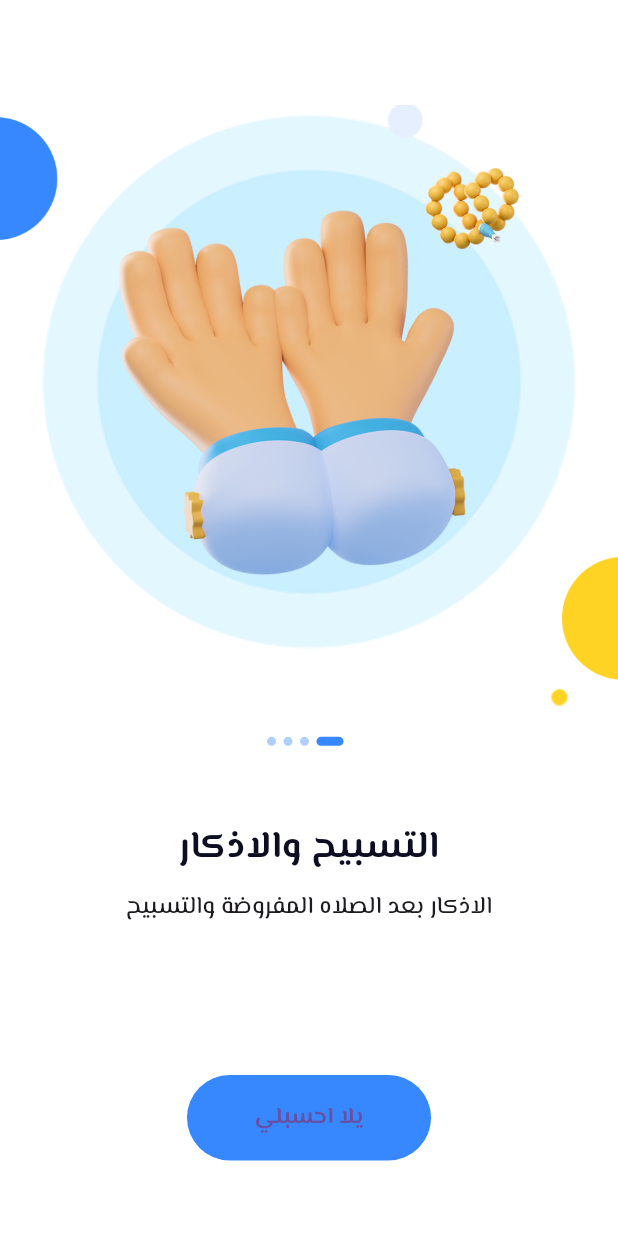
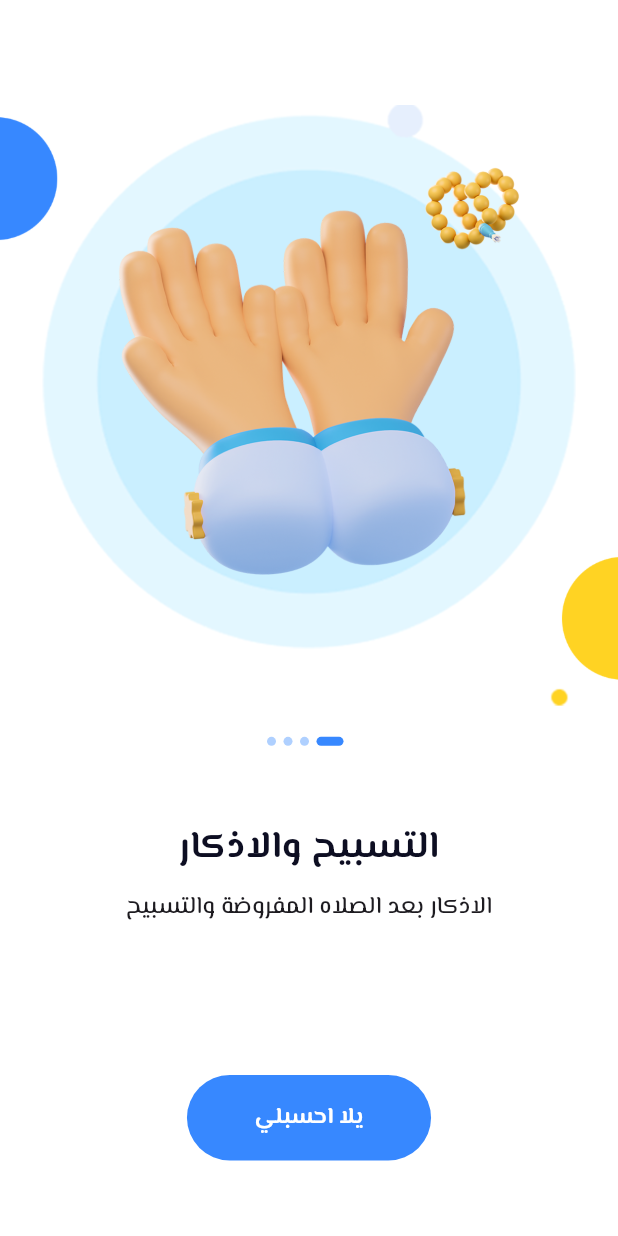
Before and after one commit to TheRealYousef/e7sebly-ui, a Flutter app: the screen it shows after launch, swiped to page 4, on a phone screen of 412 x 824 dp. Run offline on Flutter 3.47's test engine with Material 3 defaults, Android fonts, the phone set to English and light mode, and no system bars; our stand-ins replace device_preview, math_expressions.

Commit message:
E7sebly ui app

```diff
--- a/e7sebly/lib/features/home/presentation/view/MainPage.dart
+++ b/e7sebly/lib/features/home/presentation/view/MainPage.dart
@@ -41,7 +41,7 @@ class _homeState extends State<home> {
                             'نورتنا',
                             style:TextStyle(
                               color: Colors.white,
-                              fontFamily: "three",
+                              fontFamily: "mess_medium",
                               fontSize: 50,
 
                             ),
--- a/e7sebly/lib/features/onboarding screen/presentation/view/onBoardingScreen.dart
+++ b/e7sebly/lib/features/onboarding screen/presentation/view/onBoardingScreen.dart
@@ -250,6 +250,7 @@ class _OnboardingScreenState extends State<OnboardingScrn> {
                         child: const Text("يلا احسبلي",
                           style: TextStyle(
                             fontFamily: "mess_bold",
+                            color: Colors.white,
                           ),
                         ),
                       ),
@@ -285,6 +286,7 @@ class _OnboardingScreenState extends State<OnboardingScrn> {
                             child: const Icon(
                                 Icons.arrow_forward_ios_sharp,
                               size: 20,
+                              color: Colors.white,
                             ),
                             style: ElevatedButton.styleFrom(
                               backgroundColor: const Color(0XFF3788FF),
```
Also changed, not shown: e7sebly/pubspec.lock.
